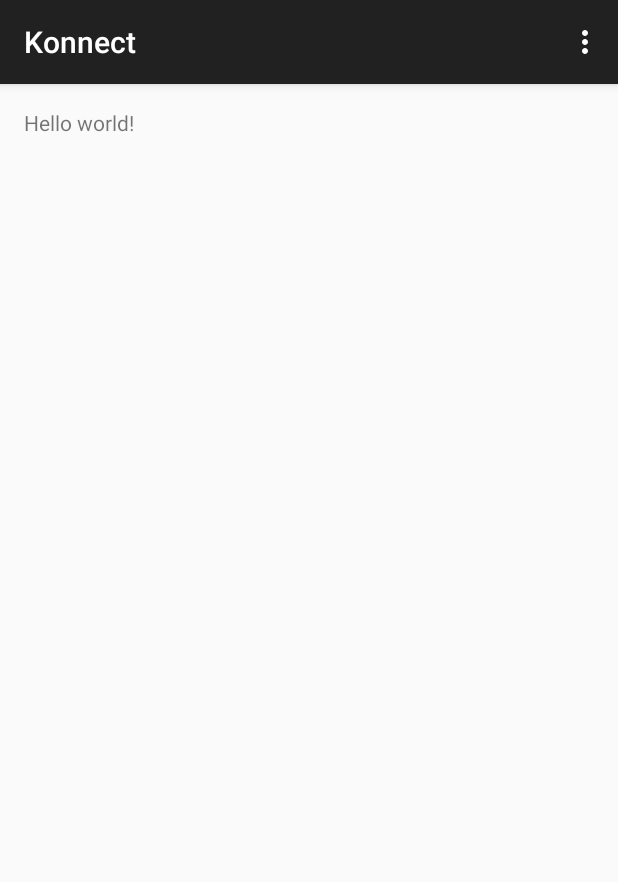
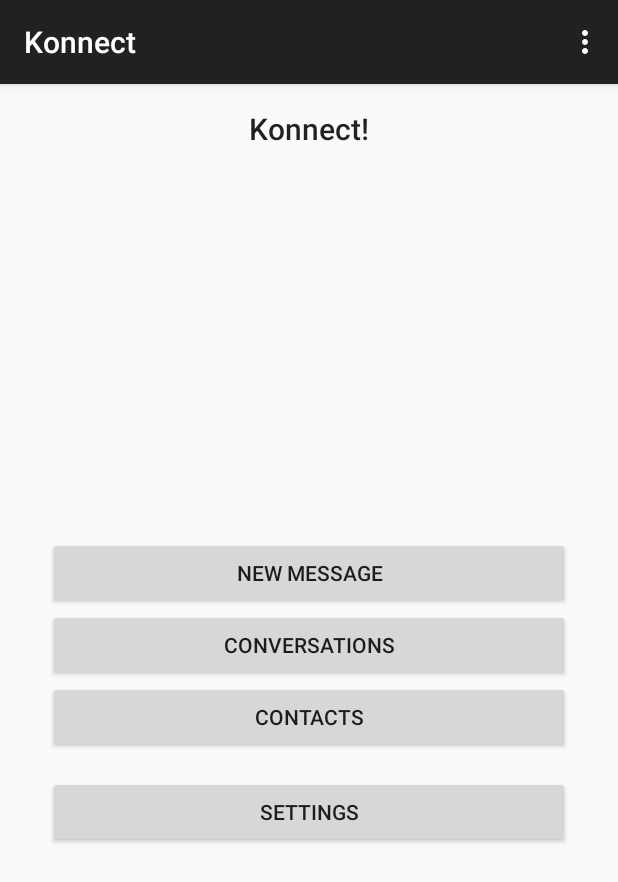
Before and after one commit to KayvanMazaheri/Konnect, an Android app: the screen it shows after launch (MainActivity), on a phone screen of 412 x 824 dp. Shown: the top 882 px of the screen. Run offline under Robolectric (Android 15) with nearby library versions, the phone set to English and light mode, and no system bars.

Commit message:
Simple UI added for MainActivity

```diff
--- a/app/src/main/res/layout/activity_main.xml
+++ b/app/src/main/res/layout/activity_main.xml
@@ -1,11 +1,62 @@
-<RelativeLayout xmlns:android="http://schemas.android.com/apk/res/android"
+<LinearLayout xmlns:android="http://schemas.android.com/apk/res/android"
     xmlns:tools="http://schemas.android.com/tools" android:layout_width="match_parent"
     android:layout_height="match_parent" android:paddingLeft="@dimen/activity_horizontal_margin"
     android:paddingRight="@dimen/activity_horizontal_margin"
     android:paddingTop="@dimen/activity_vertical_margin"
-    android:paddingBottom="@dimen/activity_vertical_margin" tools:context=".MainActivity">
+    android:paddingBottom="@dimen/activity_vertical_margin" tools:context=".MainActivity"
+    android:orientation="vertical"
+    android:gravity="center">
 
-    <TextView android:text="@string/hello_world" android:layout_width="wrap_content"
-        android:layout_height="wrap_content" />
 
-</RelativeLayout>
+    <TextView android:text="@string/main_menu_title" android:layout_width="wrap_content"
+        android:layout_height="wrap_content"
+        android:layout_gravity="top|center"
+        style="@style/Base.TextAppearance.AppCompat.Title"/>
+
+    <LinearLayout
+        android:orientation="vertical"
+        android:paddingTop="@dimen/activity_vertical_margin"
+        android:paddingEnd="@dimen/activity_vertical_margin"
+        android:paddingLeft="@dimen/activity_horizontal_margin"
+        android:paddingRight="@dimen/activity_horizontal_margin"
+        android:layout_width="fill_parent"
+        android:layout_height="match_parent"
+        android:gravity="center"
+        android:layout_gravity="center_vertical">
+
+
+        <Button
+            android:layout_width="match_parent"
+            android:layout_height="wrap_content"
+            android:text="New Message"
+            android:id="@+id/new_message_button"
+            android:layout_gravity="center_horizontal" />
+
+        <Button
+            android:layout_width="match_parent"
+            android:layout_height="wrap_content"
+            android:text="Conversations"
+            android:id="@+id/conversations_button"
+            android:layout_gravity="center_horizontal" />
+
+        <Button
+            android:layout_width="match_parent"
+            android:layout_height="wrap_content"
+            android:text="Contacts"
+            android:id="@+id/contacts_button"
+            android:layout_gravity="center_horizontal" />
+
+        <Space
+            android:layout_width="match_parent"
+            android:layout_height="@dimen/my_space_1"
+            android:layout_gravity="center_horizontal" />
+
+        <Button
+            android:layout_width="match_parent"
+            android:layout_height="wrap_content"
+            android:text="Settings"
+            android:id="@+id/settings_button"
+            android:layout_gravity="center_horizontal" />
+    </LinearLayout>
+
+</LinearLayout>
--- a/app/src/main/res/values/dimens.xml
+++ b/app/src/main/res/values/dimens.xml
@@ -2,4 +2,5 @@
     <!-- Default screen margins, per the Android Design guidelines. -->
     <dimen name="activity_horizontal_margin">16dp</dimen>
     <dimen name="activity_vertical_margin">16dp</dimen>
+    <dimen name="my_space_1">15dp</dimen>
 </resources>
--- a/app/src/main/res/values/strings.xml
+++ b/app/src/main/res/values/strings.xml
@@ -1,6 +1,6 @@
 <resources>
     <string name="app_name">Konnect</string>
 
-    <string name="hello_world">Hello world!</string>
     <string name="action_settings">Settings</string>
+    <string name="main_menu_title">Konnect!</string>
 </resources>
```
Also changed, not shown: 1 other file.
